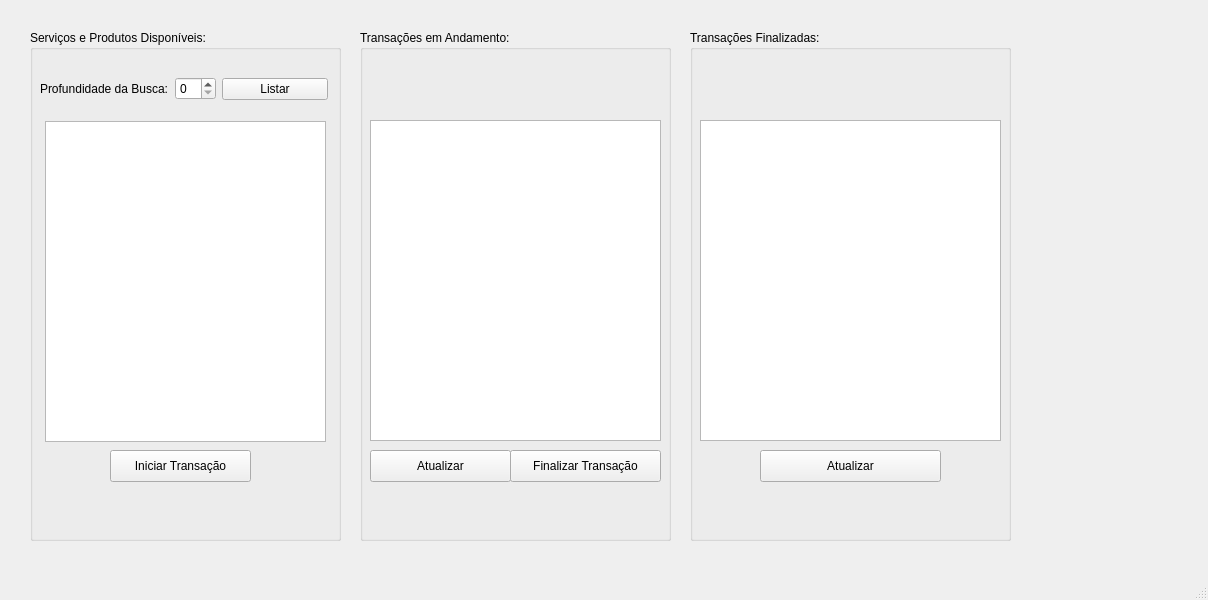
Above: RedeSocial/transacoesjanela.ui from cunhapassos/RedeSocialEconomiaCompartilhada before the change. Below: the same form after it.
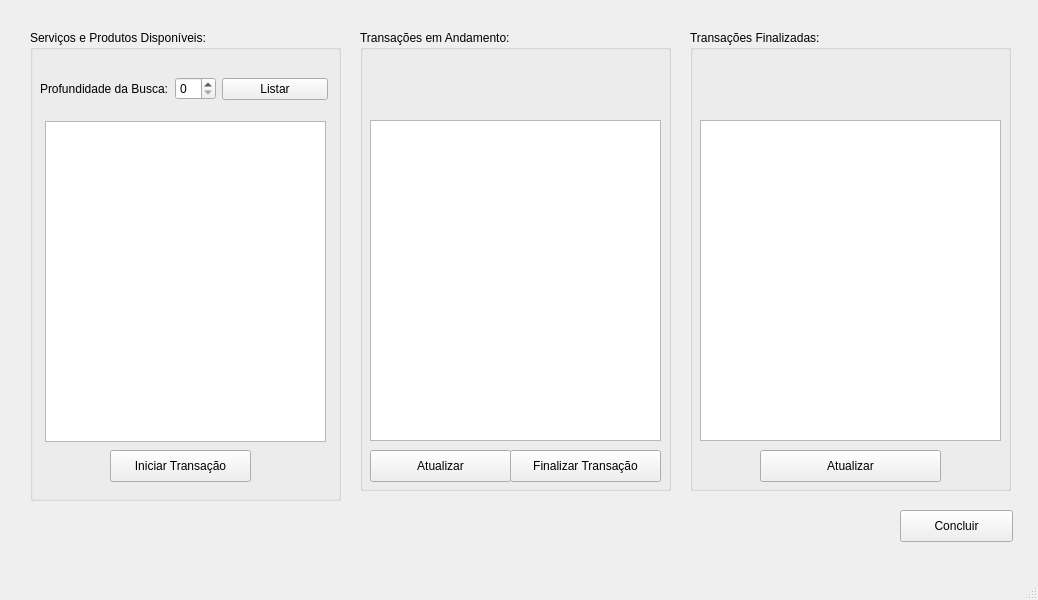
That is the form after the change.

Patch:
```diff
--- a/RedeSocial/transacoesjanela.ui
+++ b/RedeSocial/transacoesjanela.ui
@@ -6,7 +6,7 @@
    <rect>
     <x>0</x>
     <y>0</y>
-    <width>1208</width>
+    <width>1038</width>
     <height>600</height>
    </rect>
   </property>
@@ -20,7 +20,7 @@
       <x>30</x>
       <y>30</y>
       <width>311</width>
-      <height>511</height>
+      <height>471</height>
      </rect>
     </property>
     <property name="title">
@@ -49,7 +49,7 @@
       </rect>
      </property>
     </widget>
-    <widget class="QWidget" name="">
+    <widget class="QWidget" name="layoutWidget">
      <property name="geometry">
       <rect>
        <x>10</x>
@@ -89,7 +89,7 @@
       <x>360</x>
       <y>30</y>
       <width>311</width>
-      <height>511</height>
+      <height>461</height>
      </rect>
     </property>
     <property name="title">
@@ -138,7 +138,7 @@
       <x>690</x>
       <y>30</y>
       <width>321</width>
-      <height>511</height>
+      <height>461</height>
      </rect>
     </property>
     <property name="title">
@@ -168,16 +168,19 @@
      </property>
     </widget>
    </widget>
-  </widget>
-  <widget class="QMenuBar" name="menubar">
+   <widget class="QPushButton" name="pushButtonConcluir">
    <property name="geometry">
     <rect>
-     <x>0</x>
-     <y>0</y>
-     <width>1208</width>
-     <height>22</height>
-    </rect>
-   </property>
+      <x>900</x>
+      <y>510</y>
+      <width>113</width>
+      <height>32</height>
+     </rect>
+    </property>
+    <property name="text">
+     <string>Concluir</string>
+    </property>
+   </widget>
   </widget>
   <widget class="QStatusBar" name="statusbar"/>
  </widget>
```
Lines whose indentation alone changed are shown as unchanged.
